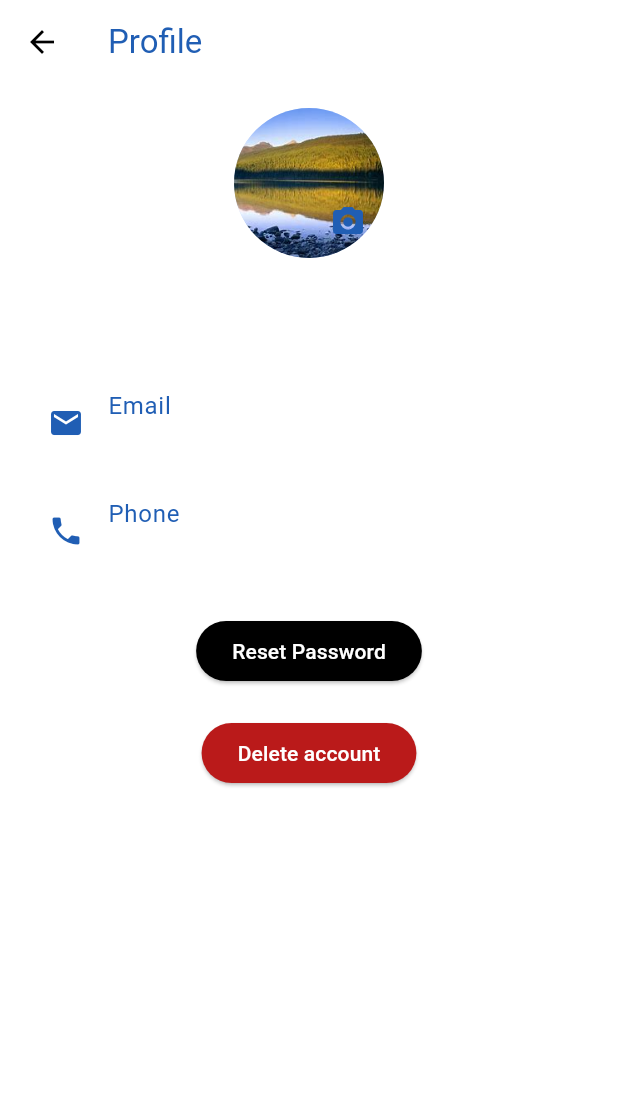
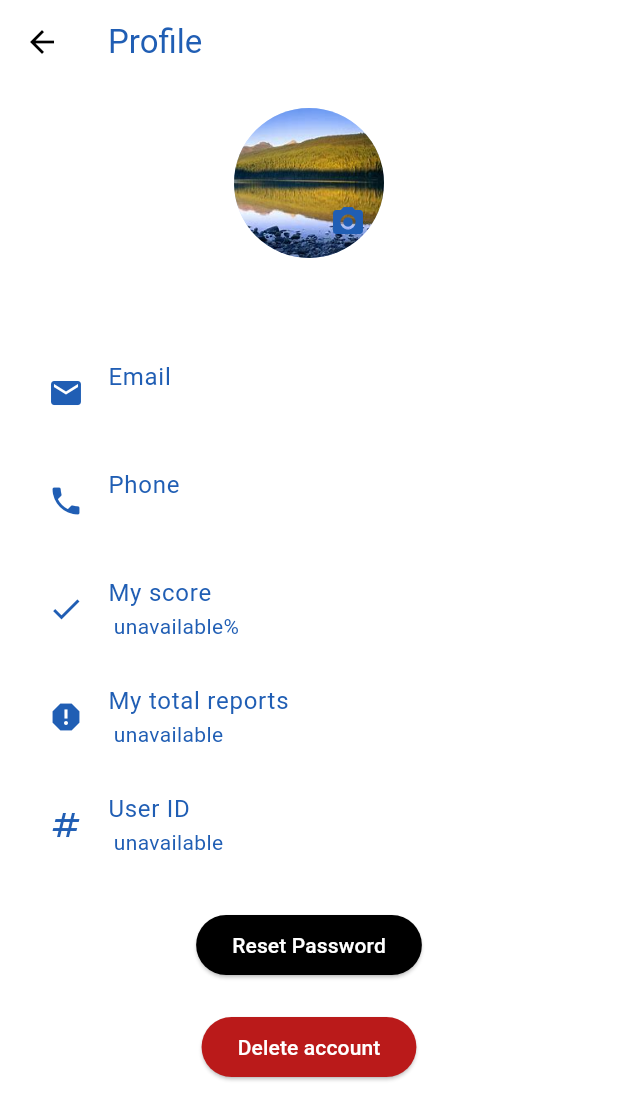
Before and after one commit to qutaiba-kot/Graduation-proj, a Flutter app: the GoogleMapView screen opened by its route, after a tap on the "menu" icon, after a tap on "Profile", on a phone screen of 412 x 824 dp. Shown: the top 1120 px of the screen. Run offline on Flutter 3.47's test engine with Material 3 defaults, Android fonts, the phone set to English and light mode, and no system bars; our stand-ins replace audioplayers, geolocator, get, get_storage, google_maps_flutter, image_picker and 1 more; accounts and stored records are empty.

```diff
--- a/lib/app/AppTranslations/ar.dart
+++ b/lib/app/AppTranslations/ar.dart
@@ -82,4 +82,9 @@ const Map<String, String> ar = {
   "Account deleted successfully": "تم حذف الحساب بنجاح",
   "Please pay attention": "يرجى الانتباه",
   "You are close to a note on the way ahead of you!" : "انت قريب على ملاحظة في الطريق امامك",
+  "For any comments or problems please contact" : "لأي ملاحظات او مشاكل  يرجى الاتصال على",
+"Score" : "تقييمي",
+"My total reports" : "الشكاوي الخاصة بي",
+"user id" : "الرقم التعريفي",
+"This feature will be added soon": "سيتم اضافة هذه الخاصية قريبا",
 };
--- a/lib/app/AppTranslations/en.dart
+++ b/lib/app/AppTranslations/en.dart
@@ -95,4 +95,10 @@ const Map<String, String> en = {
       "An error occurred while getting directions:",
   "Please pay attention": "Please pay attention",
   "You are close to a note on the way ahead of you!" : "You are close to a note on the way ahead of you!",
+  "For any comments or problems please contact" : "For any comments or problems please contact",
+"Score" : "My score",
+"My total reports" : "My total reports",
+"user id" : "User ID",
+"This feature will be added soon": "This feature will be added soon",
+
 };
--- a/lib/app/modules/home/controllers/google_map_controller.dart
+++ b/lib/app/modules/home/controllers/google_map_controller.dart
@@ -18,6 +18,7 @@ import 'package:audioplayers/audioplayers.dart';
 class MapController extends GetxController {
   GoogleMapController? _googleMapController;
   final storage = GetStorage();
+
   final Rx<Polyline> routePolyline = Polyline(
     polylineId: PolylineId("route"),
     color: Colors.blue,
@@ -213,7 +214,7 @@ class MapController extends GetxController {
         "الرجاء إنهاء الرحلة الحالية قبل بدء رحلة جديدة.".tr,
         snackPosition: SnackPosition.BOTTOM,
         backgroundColor: Colors.red,
-        colorText:Get.theme.colorScheme.background,
+        colorText: Get.theme.colorScheme.background,
       );
       return;
     }
@@ -289,8 +290,6 @@ class MapController extends GetxController {
     print("🚀 Tracking started.");
   }
 
-  // قائمة الـ markers (كل Marker لديه إحداثياته)
-//List<LatLng> marker = recallTags.markerCoordinates ;
   void updateRouteProgress(Position position) async {
     if (routePolyline.value.points.isEmpty ||
         selectedDestination.value == null) {
@@ -310,14 +309,14 @@ class MapController extends GetxController {
       );
 
       // إذا كان المستخدم قريبًا من أحد الـ markers (مثلاً أقل من 50 متر)
-      if (distanceToMarker <= 10) {
+      if (distanceToMarker <= 30 && distanceToMarker >= 20) {
         // عرض تحذير أو تنبيه عند الاقتراب من marker
         Get.snackbar(
           "Please pay attention".tr,
           "You are close to a note on the way ahead of you!".tr,
           snackPosition: SnackPosition.BOTTOM,
           backgroundColor: Colors.yellow,
-          colorText:Get.theme.colorScheme.background,
+          colorText: Get.theme.colorScheme.background,
         );
 
         try {
@@ -614,7 +613,7 @@ class MapController extends GetxController {
         "An error occurred while submitting the complaint:".tr,
         snackPosition: SnackPosition.BOTTOM,
         backgroundColor: Colors.red,
-        colorText:Get.theme.colorScheme.background,
+        colorText: Get.theme.colorScheme.background,
       );
     }
   }
--- a/lib/app/modules/home/controllers/recall_tags.dart
+++ b/lib/app/modules/home/controllers/recall_tags.dart
@@ -9,7 +9,6 @@ class RecallTags extends GetxController {
   final SupabaseClient _client = Supabase.instance.client;
   final markers = <Marker>{}.obs; // قائمة الـ Markers لعرضها على الخريطة
   final List<LatLng> markerCoordinates = []; // قائمة لتخزين إحداثيات الـ Markers
-
   // تحويل أيقونة Flutter إلى BitmapDescriptor
   Future<BitmapDescriptor> getBitmapDescriptorFromIconData(
       IconData iconData, Color backgroundColor, Color iconColor) async {
@@ -51,7 +50,6 @@ class RecallTags extends GetxController {
     final image = await picture.toImage(size.toInt(), size.toInt());
     final byteData = await image.toByteData(format: ui.ImageByteFormat.png);
     final buffer = byteData!.buffer.asUint8List();
-
     return BitmapDescriptor.fromBytes(buffer);
   }
 
--- a/lib/app/modules/home/views/google_map.dart
+++ b/lib/app/modules/home/views/google_map.dart
@@ -1,5 +1,6 @@
 import 'package:flutter/material.dart';
 import 'package:get/get.dart';
+import 'package:get_storage/get_storage.dart';
 import 'package:google_maps_flutter/google_maps_flutter.dart';
 import 'package:maps/app/const/size.dart';
 import 'package:maps/app/modules/home/views/home_drawer.dart';
@@ -9,7 +10,7 @@ import '../controllers/recall_tags.dart';
 
 class GoogleMapView extends GetView<MapController> {
   final RecallTags recallTags = Get.find<RecallTags>();
-
+  bool language = GetStorage().read('lang') == 'ar';
   @override
   Widget build(BuildContext context) {
     return Scaffold(
@@ -56,64 +57,50 @@ class GoogleMapView extends GetView<MapController> {
                 )),
             Positioned(
               top: getHeight(context, 0.04),
-              left: getWidth(context, 0.18),
-              right: getWidth(context, 0.02),
+              left:
+                  language ? getWidth(context, 0.02) : getWidth(context, 0.18),
+              right:
+                  language ? getWidth(context, 0.18) : getWidth(context, 0.02),
               child: Column(
                 children: [
                   Container(
                     decoration: BoxDecoration(
-                      color: Theme.of(context)
-                          .colorScheme
-                          .primary,
-                      borderRadius:
-                          BorderRadius.circular(8),
+                      color: Theme.of(context).colorScheme.primary,
+                      borderRadius: BorderRadius.circular(8),
                       boxShadow: [
                         BoxShadow(
-                          color: Theme.of(context)
-                              .colorScheme
-                              .background,
+                          color: Theme.of(context).colorScheme.background,
                           blurRadius: 1,
                         ),
                       ],
                     ),
                     child: TextField(
-                      cursorColor: Theme.of(context)
-                          .colorScheme
-                          .background,
+                      cursorColor: Theme.of(context).colorScheme.background,
                       style: TextStyle(
-                        color: Theme.of(context)
-                            .colorScheme
-                            .background,
+                        color: Theme.of(context).colorScheme.background,
                       ),
                       decoration: InputDecoration(
                         hintText: "Find a location...".tr,
                         hintStyle: TextStyle(
-                          color: Theme.of(context)
-                              .colorScheme
-                              .background,
+                          color: Theme.of(context).colorScheme.background,
                           fontSize: 14,
                         ),
                         filled: true,
-                        fillColor: Colors
-                            .transparent,
+                        fillColor: Colors.transparent,
                         border: OutlineInputBorder(
                           borderRadius: BorderRadius.circular(8),
                           borderSide: BorderSide.none,
                         ),
                         prefixIcon: Icon(
                           Icons.search,
-                          color: Theme.of(context)
-                              .colorScheme
-                              .background,
+                          color: Theme.of(context).colorScheme.background,
                         ),
                       ),
                       onChanged: (query) {
                         if (query.isNotEmpty) {
-                          controller.fetchSearchSuggestions(
-                              query);
+                          controller.fetchSearchSuggestions(query);
                         } else {
-                          controller.searchSuggestions
-                              .clear();
+                          controller.searchSuggestions.clear();
                         }
                       },
                     ),
@@ -123,15 +110,11 @@ class GoogleMapView extends GetView<MapController> {
                           margin: EdgeInsets.only(top: 8),
                           padding: EdgeInsets.all(8),
                           decoration: BoxDecoration(
-                            color: Theme.of(context)
-                                .colorScheme
-                                .primary,
+                            color: Theme.of(context).colorScheme.primary,
                             borderRadius: BorderRadius.circular(8),
                             boxShadow: [
                               BoxShadow(
-                                color: Theme.of(context)
-                                    .colorScheme
-                                    .background,
+                                color: Theme.of(context).colorScheme.background,
                                 blurRadius: 1,
                               ),
                             ],
@@ -153,12 +136,9 @@ class GoogleMapView extends GetView<MapController> {
                                 ),
                                 onTap: () async {
                                   final placeId = suggestion['place_id'];
-                                  final description = suggestion[
-                                      'description'];
-                                  controller.searchSuggestions
-                                      .clear();
-                                  await controller.fetchPlaceDetails(
-                                      placeId);
+                                  final description = suggestion['description'];
+                                  controller.searchSuggestions.clear();
+                                  await controller.fetchPlaceDetails(placeId);
                                   controller.confirmStartTracking(description);
                                 },
                               );
@@ -254,12 +234,12 @@ class GoogleMapView extends GetView<MapController> {
             ),
             Positioned(
               bottom: 285,
-              left: 10,
+              left: language ? getWidth(context, 0.83) : getWidth(context, 0.02),
+              right: language ? getWidth(context, 0.02) : getWidth(context, 0.83),
               child: FloatingActionButton(
                 heroTag: "updateCameraButton",
                 onPressed: () async {
-                  await controller
-                      .updateCameraPosition();
+                  await controller.updateCameraPosition();
                 },
                 backgroundColor: Theme.of(context).colorScheme.primary,
                 child: Icon(Icons.my_location,
@@ -268,7 +248,8 @@ class GoogleMapView extends GetView<MapController> {
             ),
             Positioned(
               bottom: 200,
-              left: 10,
+              left: language ? getWidth(context, 0.83) : getWidth(context, 0.02),
+              right: language ? getWidth(context, 0.02) : getWidth(context, 0.83),
               child: FloatingActionButton(
                 heroTag: "addComplaintButton",
                 onPressed: () {
@@ -281,7 +262,8 @@ class GoogleMapView extends GetView<MapController> {
             ),
             Positioned(
               top: getHeight(context, 0.04),
-              right: getWidth(context, 0.84),
+              left: language ? 345 : 10,
+              right: language ? 10 : 345,
               child: Builder(
                 builder: (context) => FloatingActionButton(
                   heroTag: "MenuButton",
--- a/lib/app/modules/home/views/home_drawer.dart
+++ b/lib/app/modules/home/views/home_drawer.dart
@@ -53,22 +53,31 @@ class MyDrawer extends GetWidget {
             onTap: () => Get.toNamed('/reportation'),
           ),
           ListTile(
+            leading: Icon(Icons.archive,
+                color: Theme.of(context).colorScheme.primary),
+            title: Text(
+              "My total reports".tr,
+              style: TextStyle(color: Theme.of(context).colorScheme.primary),
+            ),
+            onTap: () => {Get.snackbar(
+                  "This feature will be added soon".tr,
+                  "",
+                  snackPosition: SnackPosition.BOTTOM,
+                )},
+          ),
+          ListTile(
             leading: Icon(Icons.help_outline,
                 color: Theme.of(context).colorScheme.primary),
             title: Text(
-              "help".tr,
+              "help".tr + " ؟ " + "Call Us".tr,
               style: TextStyle(color: Theme.of(context).colorScheme.primary),
             ),
-            onTap: () => Get.toNamed('/help'),
-          ),
-          ListTile(
-            leading: Icon(Icons.contact_mail,
-                color: Theme.of(context).colorScheme.primary),
-            title: Text(
-              "Call Us".tr,
-              style: TextStyle(color: Theme.of(context).colorScheme.primary),
-            ),
-            onTap: () => Get.toNamed('/contact'),
+            onTap: () => Get.snackbar(
+                "For any comments or problems please contact".tr,
+                "+962786233247",
+                colorText: Theme.of(context).colorScheme.background,
+                snackPosition: SnackPosition.BOTTOM,
+                backgroundColor: Theme.of(context).colorScheme.primary),
           ),
           ListTile(
             leading: Icon(Icons.settings,
--- a/lib/app/modules/profile/controllers/profile_controller.dart
+++ b/lib/app/modules/profile/controllers/profile_controller.dart
@@ -2,34 +2,27 @@ import 'package:get/get.dart';
 import 'package:flutter/material.dart';
 import 'dart:io';
 import '../../../data/user_info.dart';
-
 class ProfileController extends GetxController {
-  final UserStorageService userStorageService = UserStorageService();
+  final UserStorageService userStorage = UserStorageService();
   var profileImage = Rx<File?>(null);
-  var userName = ''.obs;
-  var email = ''.obs;
-  var phoneNumber = ''.obs;
 
   @override
   void onInit() {
     super.onInit();
-    loadUserData();
-  }
-  void loadUserData() {
-    userName.value = userStorageService.name ?? "Unknown User";
-    email.value = userStorageService.email ?? "No Email";
-    phoneNumber.value = userStorageService.phone ?? "No Phone";
-
-    print("Loaded User Data: Name=${userName.value}, Email=${email.value}, Phone=${phoneNumber.value}");
   }
 
   void deleteAccount() {
-    userStorageService.clearUserData();
+    userStorage.clearUserData();
     profileImage.value = null;
-    userName.value = "Unknown User";
-    email.value = "No Email";
-    phoneNumber.value = "No Phone";
     Get.snackbar("Account".tr, "Account deleted successfully".tr,
         backgroundColor: Colors.red, colorText: Colors.white);
   }
+
+  ImageProvider getProfileImage() {
+    if (profileImage.value == null) {
+      return const AssetImage("lib/app/assets/images/OIP.jpeg");
+    } else {
+      return FileImage(profileImage.value!);
+    }
+  }
 }
--- a/lib/app/modules/profile/views/profile_view.dart
+++ b/lib/app/modules/profile/views/profile_view.dart
@@ -25,13 +25,12 @@ class ProfileView extends StatelessWidget {
             Center(
               child: Stack(
                 children: [
-                  Obx(() => CircleAvatar(
+                  Obx(
+                    () => CircleAvatar(
                       radius: 50,
-                        backgroundImage: controller.profileImage.value == null
-                            ? AssetImage("lib/app/assets/images/OIP.jpeg")
-                                as ImageProvider
-                            : FileImage(controller.profileImage.value!),
-                      )),
+                      backgroundImage: controller.getProfileImage(),
+                    ),
+                  ),
                   Positioned(
                     bottom: 0,
                     right: 0,
@@ -40,24 +39,25 @@ class ProfileView extends StatelessWidget {
                         Icons.camera_alt,
                         color: Theme.of(context).colorScheme.primary,
                       ),
-                      onPressed: () {
-                      },
+                      onPressed: () {Get.snackbar(
+                  "This feature will be added soon".tr,
+                  "",
+                  snackPosition: SnackPosition.BOTTOM,
+                );},
                     ),
                   ),
                 ],
               ),
             ),
             SizedBox(height: 20),
-            Obx(() => Text(
-                  controller.userName.value,
+            Text(
+              ' ${controller.userStorage.name ?? "unavailable".tr}',
               style: TextStyle(
                 fontSize: 24,
                 fontWeight: FontWeight.bold,
                 color: Theme.of(context).colorScheme.primary,
               ),
-                )),
-
-            SizedBox(height: 20),
+            ),
             ListTile(
               leading: Icon(Icons.email,
                   color: Theme.of(context).colorScheme.primary),
@@ -65,11 +65,10 @@ class ProfileView extends StatelessWidget {
                 "email".tr,
                 style: TextStyle(color: Theme.of(context).colorScheme.primary),
               ),
-              subtitle: Obx(() => Text(
-                    controller.email.value,
-                    style:
-                        TextStyle(color: Theme.of(context).colorScheme.primary),
-                  )),
+              subtitle: Text(
+                ' ${controller.userStorage.email ?? "unavailable".tr}',
+                style: TextStyle(color: Theme.of(context).colorScheme.primary),
+              ),
             ),
             ListTile(
               leading: Icon(Icons.phone,
@@ -78,15 +77,55 @@ class ProfileView extends StatelessWidget {
                 "phone".tr,
                 style: TextStyle(color: Theme.of(context).colorScheme.primary),
               ),
-              subtitle: Obx(() => Text(
-                    controller.phoneNumber.value,
-                    style:
-                        TextStyle(color: Theme.of(context).colorScheme.primary),
-                  )),
+              subtitle: Text(
+                ' ${controller.userStorage.phone ?? "unavailable".tr}',
+                style: TextStyle(color: Theme.of(context).colorScheme.primary),
+              ),
+            ),
+            ListTile(
+              leading: Icon(Icons.check,
+                  color: Theme.of(context).colorScheme.primary),
+              title: Text(
+                "Score".tr,
+                style: TextStyle(color: Theme.of(context).colorScheme.primary),
+              ),
+              subtitle: Text(
+                ' ${controller.userStorage.trustedScore ?? "unavailable".tr}' +
+                    "%",
+                style: TextStyle(color: Theme.of(context).colorScheme.primary),
+              ),
+            ),
+            ListTile(
+              leading: Icon(Icons.report,
+                  color: Theme.of(context).colorScheme.primary),
+              title: Text(
+                "My total reports".tr,
+                style: TextStyle(color: Theme.of(context).colorScheme.primary),
+              ),
+              subtitle: Text(
+                ' ${controller.userStorage.totalReports ?? "unavailable".tr}',
+                style: TextStyle(color: Theme.of(context).colorScheme.primary),
+              ),
+            ),
+            ListTile(
+              leading: Icon(Icons.numbers,
+                  color: Theme.of(context).colorScheme.primary),
+              title: Text(
+                "user id".tr,
+                style: TextStyle(color: Theme.of(context).colorScheme.primary),
+              ),
+              subtitle: Text(
+                ' ${controller.userStorage.userId ?? "unavailable".tr}',
+                style: TextStyle(color: Theme.of(context).colorScheme.primary),
+              ),
             ),
             SizedBox(height: 20),
             ElevatedButton(
-              onPressed: () {},
+              onPressed: () {Get.snackbar(
+                  "This feature will be added soon".tr,
+                  "",
+                  snackPosition: SnackPosition.BOTTOM,
+                );},
               style: ElevatedButton.styleFrom(
                 backgroundColor: Theme.of(context).colorScheme.onBackground,
               ),
@@ -98,7 +137,13 @@ class ProfileView extends StatelessWidget {
             ),
             SizedBox(height: 20),
             ElevatedButton(
-              onPressed: ()  { },
+              onPressed: () {
+                Get.snackbar(
+                  "This feature will be added soon".tr,
+                  "",
+                  snackPosition: SnackPosition.BOTTOM,
+                );
+              },
               style: ElevatedButton.styleFrom(
                 backgroundColor: Theme.of(context).colorScheme.error,
               ),
```
Lines whose indentation alone changed are shown as unchanged.
